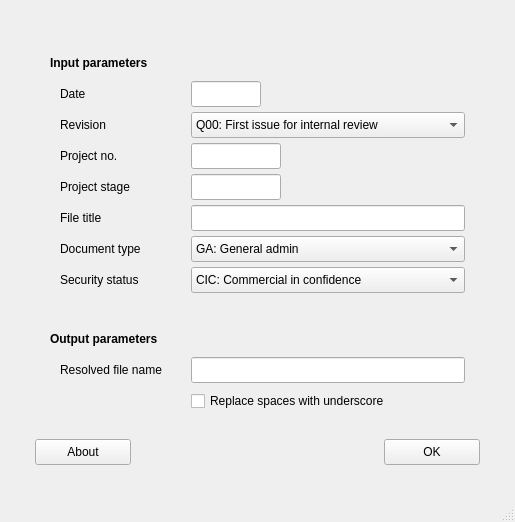
This is fsetoolsGUI/gui/layout/ui/dialog_0601_naming_convention.ui in fuyans/fsetoolsGUI as Qt 5 draws it before an edit. The edited form follows.
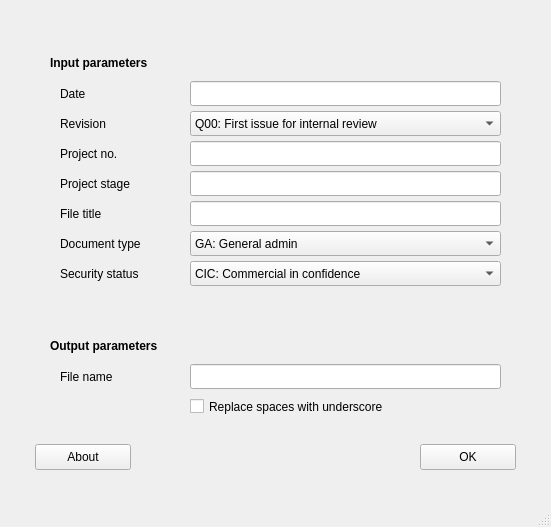
This is the edited form.

What changed in the file:
```diff
--- a/fsetoolsGUI/gui/layout/ui/dialog_0601_naming_convention.ui
+++ b/fsetoolsGUI/gui/layout/ui/dialog_0601_naming_convention.ui
@@ -6,8 +6,8 @@
    <rect>
     <x>0</x>
     <y>0</y>
-    <width>494</width>
-    <height>522</height>
+    <width>551</width>
+    <height>527</height>
    </rect>
   </property>
   <property name="windowTitle">
@@ -153,16 +153,22 @@
               </property>
               <item row="0" column="0">
                <widget class="QLabel" name="label_16">
+                <property name="sizePolicy">
+                 <sizepolicy hsizetype="Minimum" vsizetype="Fixed">
+                  <horstretch>0</horstretch>
+                  <verstretch>0</verstretch>
+                 </sizepolicy>
+                </property>
                 <property name="minimumSize">
                  <size>
-                  <width>121</width>
-                  <height>26</height>
+                  <width>120</width>
+                  <height>25</height>
                  </size>
                 </property>
                 <property name="maximumSize">
                  <size>
-                  <width>121</width>
-                  <height>26</height>
+                  <width>120</width>
+                  <height>25</height>
                  </size>
                 </property>
                 <property name="toolTip">
@@ -181,16 +187,22 @@
               </item>
               <item row="0" column="1">
                <widget class="QLineEdit" name="lineEdit_1_date">
+                <property name="sizePolicy">
+                 <sizepolicy hsizetype="Minimum" vsizetype="Fixed">
+                  <horstretch>0</horstretch>
+                  <verstretch>0</verstretch>
+                 </sizepolicy>
+                </property>
                 <property name="minimumSize">
                  <size>
-                  <width>0</width>
-                  <height>26</height>
+                  <width>50</width>
+                  <height>25</height>
                  </size>
                 </property>
                 <property name="maximumSize">
                  <size>
-                  <width>70</width>
-                  <height>26</height>
+                  <width>16777215</width>
+                  <height>25</height>
                  </size>
                 </property>
                 <property name="text">
@@ -200,16 +212,22 @@
               </item>
               <item row="1" column="0">
                <widget class="QLabel" name="label_15">
+                <property name="sizePolicy">
+                 <sizepolicy hsizetype="Minimum" vsizetype="Fixed">
+                  <horstretch>0</horstretch>
+                  <verstretch>0</verstretch>
+                 </sizepolicy>
+                </property>
                 <property name="minimumSize">
                  <size>
-                  <width>121</width>
-                  <height>26</height>
+                  <width>120</width>
+                  <height>25</height>
                  </size>
                 </property>
                 <property name="maximumSize">
                  <size>
-                  <width>121</width>
-                  <height>26</height>
+                  <width>120</width>
+                  <height>25</height>
                  </size>
                 </property>
                 <property name="toolTip">
@@ -228,16 +246,22 @@
               </item>
               <item row="1" column="1">
                <widget class="QComboBox" name="comboBox_2_revision">
+                <property name="sizePolicy">
+                 <sizepolicy hsizetype="Minimum" vsizetype="Fixed">
+                  <horstretch>0</horstretch>
+                  <verstretch>0</verstretch>
+                 </sizepolicy>
+                </property>
                 <property name="minimumSize">
                  <size>
-                  <width>0</width>
-                  <height>26</height>
+                  <width>50</width>
+                  <height>25</height>
                  </size>
                 </property>
                 <property name="maximumSize">
                  <size>
                   <width>16777215</width>
-                  <height>26</height>
+                  <height>25</height>
                  </size>
                 </property>
                 <item>
@@ -279,16 +303,22 @@
               </item>
               <item row="2" column="0">
                <widget class="QLabel" name="label_14">
+                <property name="sizePolicy">
+                 <sizepolicy hsizetype="Minimum" vsizetype="Fixed">
+                  <horstretch>0</horstretch>
+                  <verstretch>0</verstretch>
+                 </sizepolicy>
+                </property>
                 <property name="minimumSize">
                  <size>
-                  <width>121</width>
-                  <height>26</height>
+                  <width>120</width>
+                  <height>25</height>
                  </size>
                 </property>
                 <property name="maximumSize">
                  <size>
-                  <width>121</width>
-                  <height>26</height>
+                  <width>120</width>
+                  <height>25</height>
                  </size>
                 </property>
                 <property name="toolTip">
@@ -307,16 +337,22 @@
               </item>
               <item row="2" column="1">
                <widget class="QLineEdit" name="lineEdit_3_project_no">
+                <property name="sizePolicy">
+                 <sizepolicy hsizetype="Minimum" vsizetype="Fixed">
+                  <horstretch>0</horstretch>
+                  <verstretch>0</verstretch>
+                 </sizepolicy>
+                </property>
                 <property name="minimumSize">
                  <size>
-                  <width>0</width>
-                  <height>26</height>
+                  <width>50</width>
+                  <height>25</height>
                  </size>
                 </property>
                 <property name="maximumSize">
                  <size>
-                  <width>90</width>
-                  <height>26</height>
+                  <width>16777215</width>
+                  <height>25</height>
                  </size>
                 </property>
                 <property name="text">
@@ -326,16 +362,22 @@
               </item>
               <item row="3" column="0">
                <widget class="QLabel" name="label_17">
+                <property name="sizePolicy">
+                 <sizepolicy hsizetype="Minimum" vsizetype="Fixed">
+                  <horstretch>0</horstretch>
+                  <verstretch>0</verstretch>
+                 </sizepolicy>
+                </property>
                 <property name="minimumSize">
                  <size>
-                  <width>121</width>
-                  <height>26</height>
+                  <width>120</width>
+                  <height>25</height>
                  </size>
                 </property>
                 <property name="maximumSize">
                  <size>
-                  <width>121</width>
-                  <height>26</height>
+                  <width>120</width>
+                  <height>25</height>
                  </size>
                 </property>
                 <property name="toolTip">
@@ -354,16 +396,22 @@
               </item>
               <item row="3" column="1">
                <widget class="QLineEdit" name="lineEdit_4_project_stage">
+                <property name="sizePolicy">
+                 <sizepolicy hsizetype="Minimum" vsizetype="Fixed">
+                  <horstretch>0</horstretch>
+                  <verstretch>0</verstretch>
+                 </sizepolicy>
+                </property>
                 <property name="minimumSize">
                  <size>
-                  <width>0</width>
-                  <height>26</height>
+                  <width>50</width>
+                  <height>25</height>
                  </size>
                 </property>
                 <property name="maximumSize">
                  <size>
-                  <width>90</width>
-                  <height>26</height>
+                  <width>16777215</width>
+                  <height>25</height>
                  </size>
                 </property>
                 <property name="text">
@@ -373,16 +421,22 @@
               </item>
               <item row="4" column="0">
                <widget class="QLabel" name="label_18">
+                <property name="sizePolicy">
+                 <sizepolicy hsizetype="Minimum" vsizetype="Fixed">
+                  <horstretch>0</horstretch>
+                  <verstretch>0</verstretch>
+                 </sizepolicy>
+                </property>
                 <property name="minimumSize">
                  <size>
-                  <width>121</width>
-                  <height>26</height>
+                  <width>120</width>
+                  <height>25</height>
                  </size>
                 </property>
                 <property name="maximumSize">
                  <size>
-                  <width>121</width>
-                  <height>26</height>
+                  <width>120</width>
+                  <height>25</height>
                  </size>
                 </property>
                 <property name="toolTip">
@@ -401,16 +455,22 @@
               </item>
               <item row="4" column="1">
                <widget class="QLineEdit" name="lineEdit_5_title">
+                <property name="sizePolicy">
+                 <sizepolicy hsizetype="Minimum" vsizetype="Fixed">
+                  <horstretch>0</horstretch>
+                  <verstretch>0</verstretch>
+                 </sizepolicy>
+                </property>
                 <property name="minimumSize">
                  <size>
-                  <width>200</width>
-                  <height>26</height>
+                  <width>50</width>
+                  <height>25</height>
                  </size>
                 </property>
                 <property name="maximumSize">
                  <size>
                   <width>16777215</width>
-                  <height>26</height>
+                  <height>25</height>
                  </size>
                 </property>
                 <property name="text">
@@ -420,16 +480,22 @@
               </item>
               <item row="5" column="0">
                <widget class="QLabel" name="label_19">
+                <property name="sizePolicy">
+                 <sizepolicy hsizetype="Minimum" vsizetype="Fixed">
+                  <horstretch>0</horstretch>
+                  <verstretch>0</verstretch>
+                 </sizepolicy>
+                </property>
                 <property name="minimumSize">
                  <size>
-                  <width>121</width>
-                  <height>26</height>
+                  <width>120</width>
+                  <height>25</height>
                  </size>
                 </property>
                 <property name="maximumSize">
                  <size>
-                  <width>121</width>
-                  <height>26</height>
+                  <width>120</width>
+                  <height>25</height>
                  </size>
                 </property>
                 <property name="toolTip">
@@ -448,16 +514,22 @@
               </item>
               <item row="5" column="1">
                <widget class="QComboBox" name="comboBox_6_type">
+                <property name="sizePolicy">
+                 <sizepolicy hsizetype="Minimum" vsizetype="Fixed">
+                  <horstretch>0</horstretch>
+                  <verstretch>0</verstretch>
+                 </sizepolicy>
+                </property>
                 <property name="minimumSize">
                  <size>
-                  <width>0</width>
-                  <height>26</height>
+                  <width>50</width>
+                  <height>25</height>
                  </size>
                 </property>
                 <property name="maximumSize">
                  <size>
                   <width>16777215</width>
-                  <height>26</height>
+                  <height>25</height>
                  </size>
                 </property>
                 <item>
@@ -544,16 +616,22 @@
               </item>
               <item row="6" column="0">
                <widget class="QLabel" name="label_20">
+                <property name="sizePolicy">
+                 <sizepolicy hsizetype="Minimum" vsizetype="Fixed">
+                  <horstretch>0</horstretch>
+                  <verstretch>0</verstretch>
+                 </sizepolicy>
+                </property>
                 <property name="minimumSize">
                  <size>
-                  <width>121</width>
-                  <height>26</height>
+                  <width>120</width>
+                  <height>25</height>
                  </size>
                 </property>
                 <property name="maximumSize">
                  <size>
-                  <width>121</width>
-                  <height>26</height>
+                  <width>120</width>
+                  <height>25</height>
                  </size>
                 </property>
                 <property name="toolTip">
@@ -572,16 +650,22 @@
               </item>
               <item row="6" column="1">
                <widget class="QComboBox" name="comboBox_7_security_status">
+                <property name="sizePolicy">
+                 <sizepolicy hsizetype="Minimum" vsizetype="Fixed">
+                  <horstretch>0</horstretch>
+                  <verstretch>0</verstretch>
+                 </sizepolicy>
+                </property>
                 <property name="minimumSize">
                  <size>
-                  <width>0</width>
-                  <height>26</height>
+                  <width>50</width>
+                  <height>25</height>
                  </size>
                 </property>
                 <property name="maximumSize">
                  <size>
                   <width>16777215</width>
-                  <height>26</height>
+                  <height>25</height>
                  </size>
                 </property>
                 <item>
@@ -701,16 +785,22 @@
               </property>
               <item row="0" column="1">
                <widget class="QLineEdit" name="lineEdit_out_result">
+                <property name="sizePolicy">
+                 <sizepolicy hsizetype="Minimum" vsizetype="Fixed">
+                  <horstretch>0</horstretch>
+                  <verstretch>0</verstretch>
+                 </sizepolicy>
+                </property>
                 <property name="minimumSize">
                  <size>
-                  <width>0</width>
-                  <height>26</height>
+                  <width>50</width>
+                  <height>25</height>
                  </size>
                 </property>
                 <property name="maximumSize">
                  <size>
                   <width>16777215</width>
-                  <height>26</height>
+                  <height>25</height>
                  </size>
                 </property>
                 <property name="toolTip">
@@ -723,16 +813,22 @@
               </item>
               <item row="0" column="0">
                <widget class="QLabel" name="label_23">
+                <property name="sizePolicy">
+                 <sizepolicy hsizetype="Minimum" vsizetype="Fixed">
+                  <horstretch>0</horstretch>
+                  <verstretch>0</verstretch>
+                 </sizepolicy>
+                </property>
                 <property name="minimumSize">
                  <size>
-                  <width>121</width>
-                  <height>26</height>
+                  <width>120</width>
+                  <height>25</height>
                  </size>
                 </property>
                 <property name="maximumSize">
                  <size>
-                  <width>121</width>
-                  <height>26</height>
+                  <width>120</width>
+                  <height>25</height>
                  </size>
                 </property>
                 <property name="toolTip">
@@ -742,7 +838,7 @@
                  <string>Security status.</string>
                 </property>
                 <property name="text">
-                 <string>Resolved file name</string>
+                 <string>File name</string>
                 </property>
                 <property name="alignment">
                  <set>Qt::AlignLeading|Qt::AlignLeft|Qt::AlignVCenter</set>
@@ -751,10 +847,16 @@
               </item>
               <item row="1" column="1">
                <widget class="QCheckBox" name="checkBox_replace_spaces">
+                <property name="minimumSize">
+                 <size>
+                  <width>50</width>
+                  <height>25</height>
+                 </size>
+                </property>
                 <property name="maximumSize">
                  <size>
                   <width>16777215</width>
-                  <height>26</height>
+                  <height>25</height>
                  </size>
                 </property>
                 <property name="toolTip">
```
Left out of the diff: 80 changed lines with no effect on the pictures.
